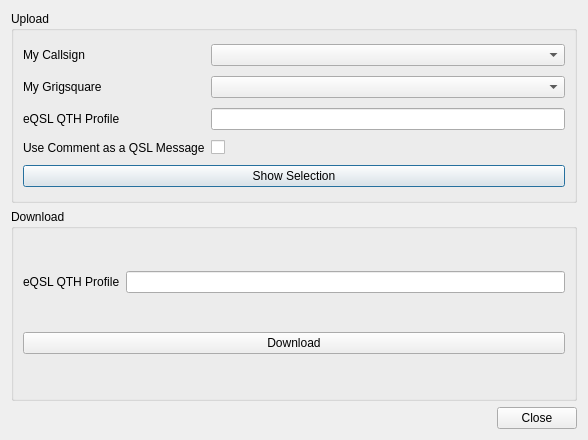
Qt form ui/Eqsldialog.ui (k5mcd/QLog) before a commit.
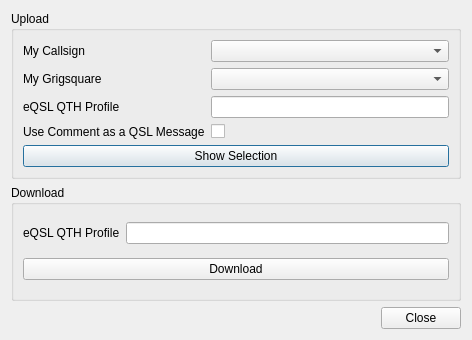
The same form after that commit.

Patch:
```diff
--- a/ui/Eqsldialog.ui
+++ b/ui/Eqsldialog.ui
@@ -6,8 +6,8 @@
    <rect>
     <x>0</x>
     <y>0</y>
-    <width>588</width>
-    <height>440</height>
+    <width>472</width>
+    <height>340</height>
    </rect>
   </property>
   <property name="windowTitle">
```
